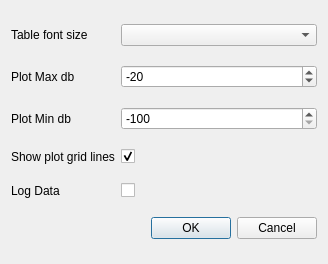
First picture: the form in linssid-app/prefsDialog.ui, repository chunmeng/linssid-ex, before the edit.
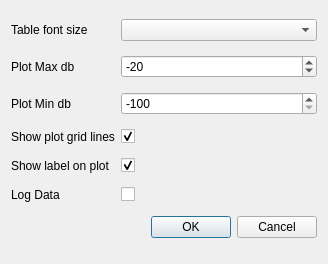
Second picture: the form after the edit. Icons and pictures are not drawn.

Commit message:
Adds a runtime plotShowLabel checkbox for prefs
Storing to prefs will be done in future commit.

```diff
--- a/linssid-app/prefsDialog.ui
+++ b/linssid-app/prefsDialog.ui
@@ -74,7 +74,21 @@
      </property>
     </widget>
    </item>
-   <item row="6" column="2">
+   <item row="5" column="2">
+    <widget class="QCheckBox" name="showLabelcbx">
+     <property name="checked">
+      <bool>true</bool>
+     </property>
+    </widget>
+   </item>
+   <item row="5" column="1">
+    <widget class="QLabel" name="showLabellbl">
+     <property name="text">
+      <string>Show label on plot</string>
+     </property>
+    </widget>
+   </item>
+   <item row="7" column="2">
     <widget class="QDialogButtonBox" name="buttonBox">
      <property name="orientation">
       <enum>Qt::Horizontal</enum>
@@ -84,7 +98,7 @@
      </property>
     </widget>
    </item>
-   <item row="5" column="2">
+   <item row="6" column="2">
     <widget class="QCheckBox" name="logDatacbx">
      <property name="toolTip">
       <string>&lt;html&gt;&lt;head/&gt;&lt;body&gt;&lt;p&gt;Log data to file &amp;quot;~/LinSSID.datalog&amp;quot;&lt;/p&gt;&lt;/body&gt;&lt;/html&gt;</string>
@@ -94,7 +108,7 @@
      </property>
     </widget>
    </item>
-   <item row="6" column="1">
+   <item row="7" column="1">
     <widget class="QLabel" name="logoLbl">
      <property name="pixmap">
       <pixmap>linssid48.png</pixmap>
@@ -104,7 +118,7 @@
      </property>
     </widget>
    </item>
-   <item row="5" column="1">
+   <item row="6" column="1">
     <widget class="QLabel" name="logDatalbl">
      <property name="toolTip">
       <string>&lt;html&gt;&lt;head/&gt;&lt;body&gt;&lt;p&gt;Log data to file &amp;quot;~/LinSSID.datalog&amp;quot;&lt;/p&gt;&lt;/body&gt;&lt;/html&gt;</string>
```
Left out of the diff: 14 changed lines with no effect on the pictures. The commit also changes 4 other files.
